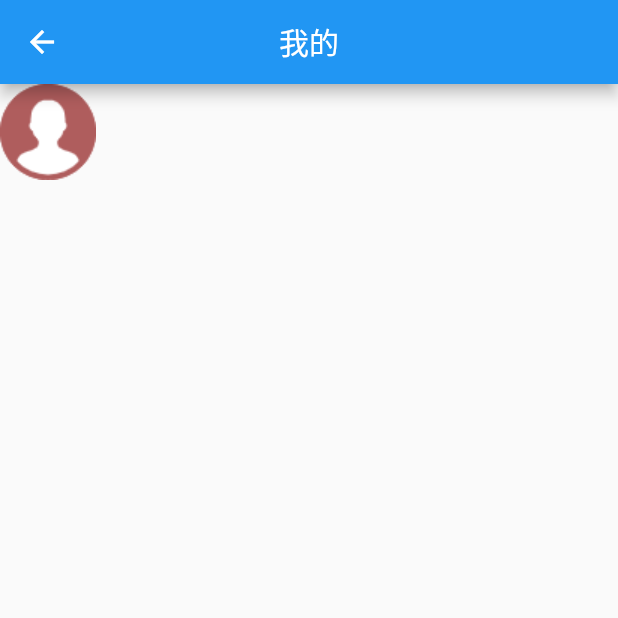
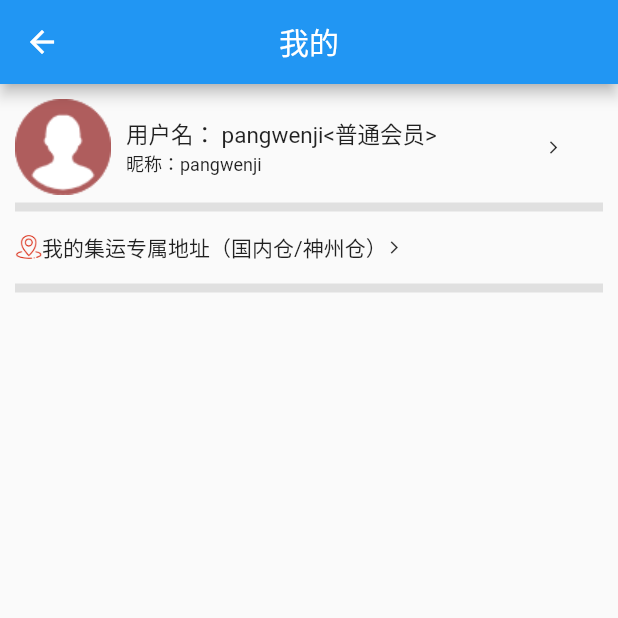
Before and after one commit to pangwenji/shenzhouapp, a Flutter app: the Mine screen opened directly, on a phone screen of 412 x 824 dp, the top half of it. Run offline on Flutter 3.47's test engine with Material 2 defaults, Android fonts, the phone set to English and light mode, and no system bars; our stand-ins replace fluro, flutter_screenutil, flutter_swiper, get; missing offline and left inert: dart:html.

Commit message:
2021-11-5

```diff
--- a/lib/pages/mine.dart
+++ b/lib/pages/mine.dart
@@ -17,6 +17,7 @@ class Mine extends StatelessWidget {
             },
             body:SingleChildScrollView(
                       child: Container(
+                        padding: EdgeInsets.all(10),
                         child: Column(
                           crossAxisAlignment: CrossAxisAlignment.start,
                           children: [
@@ -26,7 +27,57 @@ class Mine extends StatelessWidget {
                                      Container(
                                        child: Image.asset('images/avatar.png'),
                                      ),
-                                     Container()
+                                     Container(
+                                       padding: EdgeInsets.only(left: 10),
+                                       width: 290,
+                                       child: Column(
+                                         crossAxisAlignment: CrossAxisAlignment.start,
+                                         children: [
+                                           Text('用户名： pangwenji<普通会员>',
+                                              style: TextStyle(
+                                                  fontSize: 15
+                                              ),
+                                           ),
+                                           Text('昵称：pangwenji',
+                                               style: TextStyle(
+                                                  fontSize: 12
+                                              ),
+                                           )
+                                         ],
+                                       ),
+                                     ),
+                                     Container(
+                                       child: Icon(Icons.arrow_forward_ios,size: 10,),
+                                     )
+                                  ],
+                                ),
+                              ),
+                              //第二行
+                              Container(
+                                margin: EdgeInsets.only(top: 5),
+                                height: 60,
+                                width: MediaQuery.of(context).size.width,
+                                decoration: BoxDecoration(
+                                  border: Border(
+                                    bottom: BorderSide(
+                                      color: Colors.grey.shade300,
+                                      width: 6),
+                                      top: BorderSide(
+                                      color: Colors.grey.shade300,
+                                      width: 6),
+                                      )
+                                ),
+                                child: Row(
+                                  children: [
+                                    Container(
+                                      child: Image.asset('images/location.png',width: 18,height: 18,),
+                                    ),
+                                    Container(
+                                      child: Text('我的集运专属地址（国内仓/神州仓）'),
+                                    ),
+                                    Container(
+                                       child: Icon(Icons.arrow_forward_ios,size: 10,),
+                                    )
                                   ],
                                 ),
                               )
--- a/pubspec.yaml
+++ b/pubspec.yaml
@@ -68,8 +68,7 @@ flutter:
    - images/calcs.png
    - images/yunfei.png
    - images/avatar.png
-
-
+   - images/location.png
 
   # An image asset can refer to one or more resolution-specific "variants", see
   # https://flutter.dev/assets-and-images/#resolution-aware.
```
Also changed, not shown: images/location.png (added), 3 other files.
